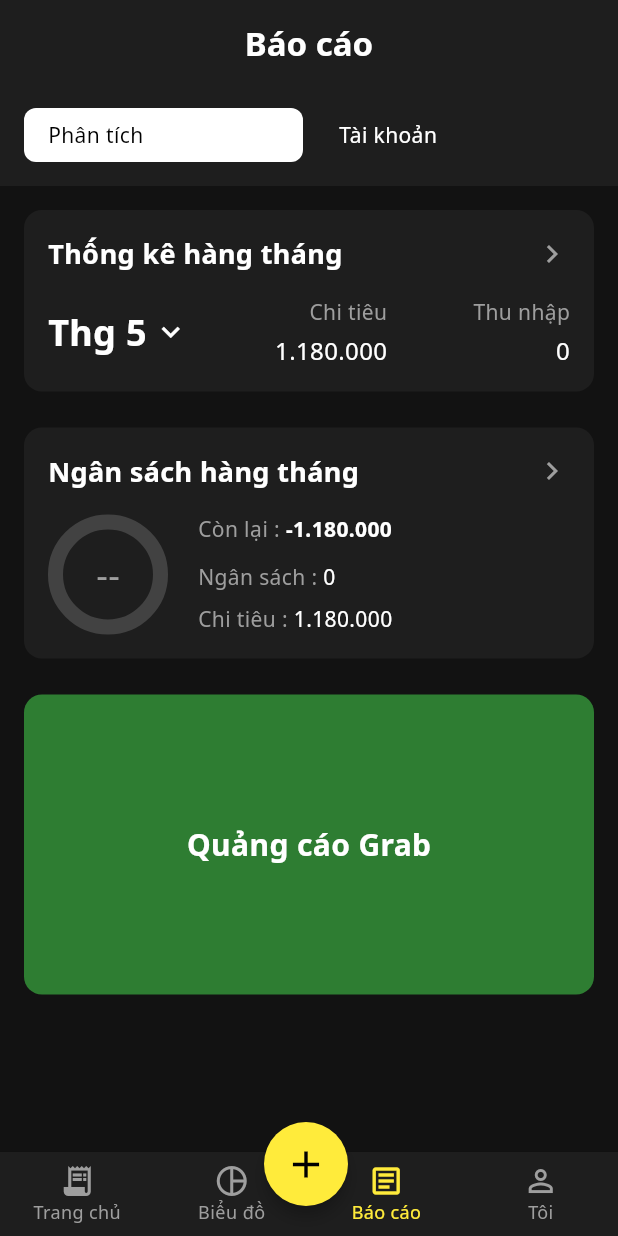
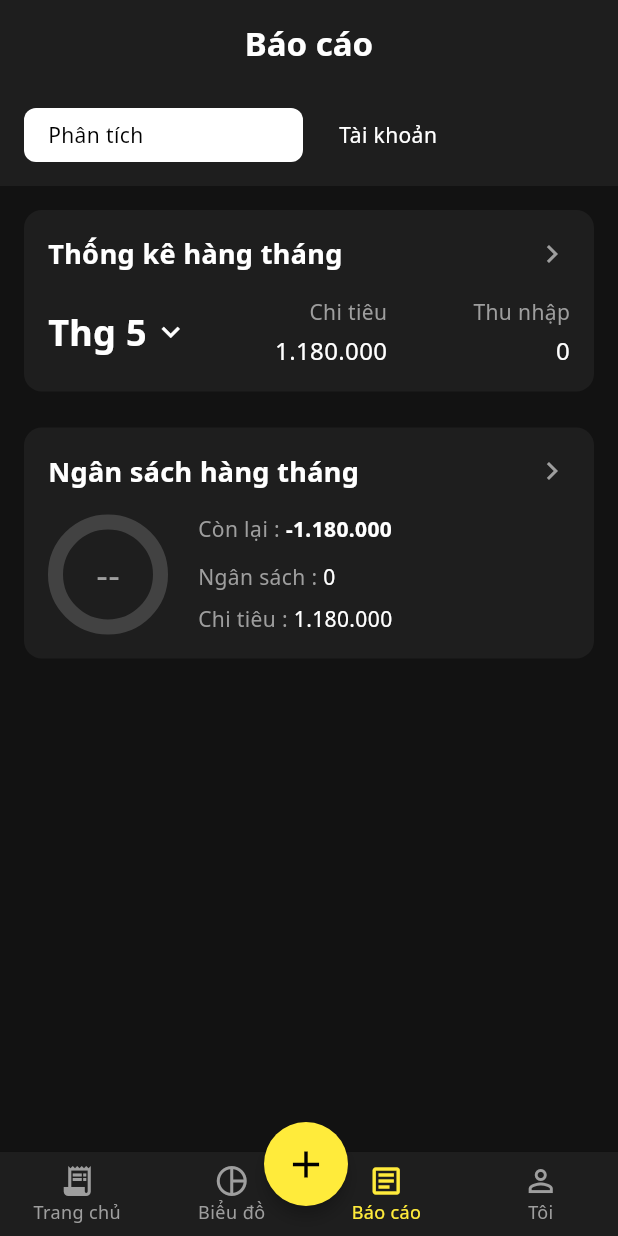
Before and after one commit to Cjayze/Expense_manage_Manh_Vinh1_2026, a Flutter app: the screen it shows after launch, item 3 of the bottom bar chosen, on a phone screen of 412 x 824 dp. Run offline on Flutter 3.47's test engine with Material 3 defaults, Android fonts, the phone set to English and light mode, and no system bars; our stand-ins replace google_fonts, percent_indicator.

Commit message:
update_screens

```diff
--- a/quanlychitieu_manh_vinh_1_2026/lib/screens/report_screen.dart
+++ b/quanlychitieu_manh_vinh_1_2026/lib/screens/report_screen.dart
@@ -135,20 +135,6 @@ class ReportScreen extends StatelessWidget {
                 ],
               ),
             ),
-            Container(
-              margin: const EdgeInsets.all(16),
-              height: 200,
-              decoration: BoxDecoration(
-                color: Colors.green[800],
-                borderRadius: const BorderRadius.all(Radius.circular(12)),
-              ),
-              child: const Center(
-                child: Text(
-                  'Quảng cáo Grab',
-                  style: TextStyle(color: Colors.white, fontSize: 20, fontWeight: FontWeight.bold),
-                ),
-              ),
-            ),
           ],
         ),
       ),
```
Also changed, not shown: 2 other files.
